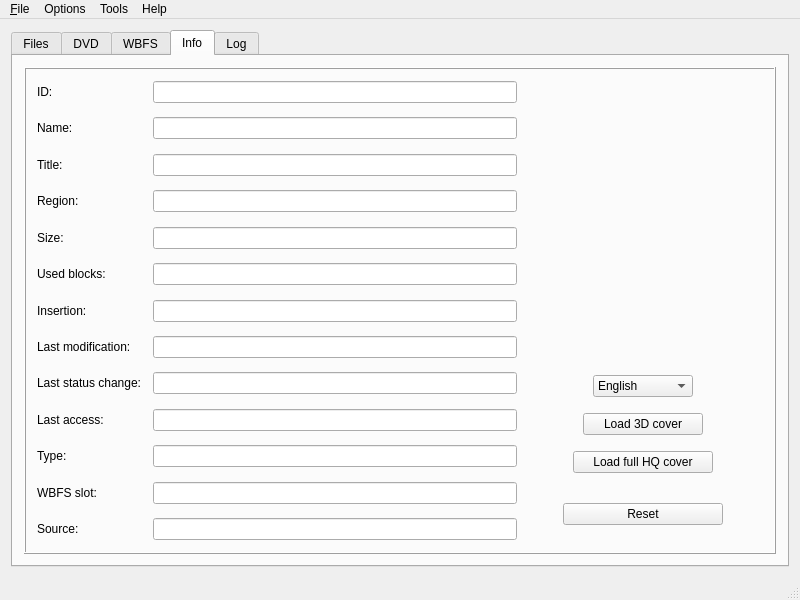
Above: resources/ui/wiibafu.ui from evertonstz/wiibafu before the change. Below: the same form after it.
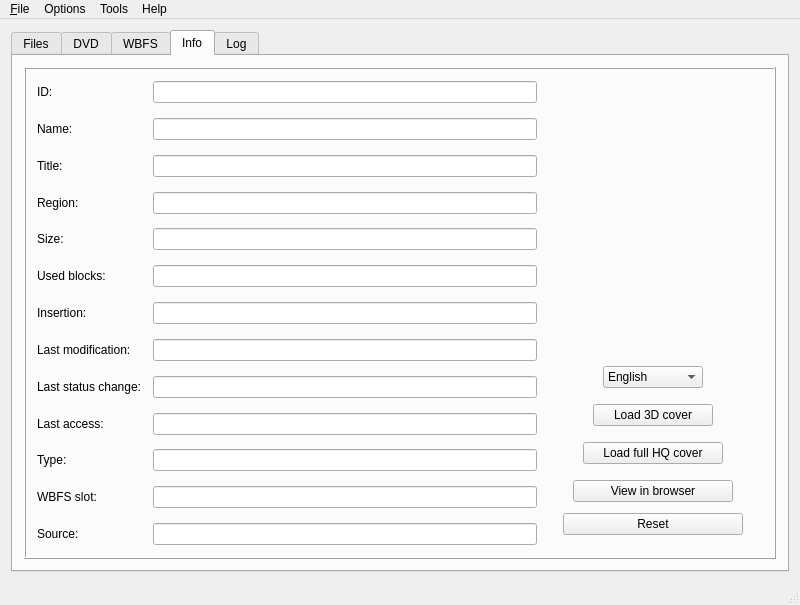
That is the form after the change. The open tabs and pages were chosen to show the change. Icons and pictures are not drawn.

Commit message: View game infos in browser

```diff
--- a/resources/ui/wiibafu.ui
+++ b/resources/ui/wiibafu.ui
@@ -7,7 +7,7 @@
     <x>0</x>
     <y>0</y>
     <width>800</width>
-    <height>600</height>
+    <height>605</height>
    </rect>
   </property>
   <property name="sizePolicy">
@@ -949,7 +949,7 @@
                  </property>
                  <property name="sizeHint" stdset="0">
                   <size>
-                   <width>40</width>
+                   <width>10</width>
                    <height>20</height>
                   </size>
                  </property>
@@ -1066,7 +1066,7 @@
                  </property>
                  <property name="sizeHint" stdset="0">
                   <size>
-                   <width>40</width>
+                   <width>10</width>
                    <height>20</height>
                   </size>
                  </property>
@@ -1092,7 +1092,7 @@
                  </property>
                  <property name="sizeHint" stdset="0">
                   <size>
-                   <width>40</width>
+                   <width>10</width>
                    <height>20</height>
                   </size>
                  </property>
@@ -1127,7 +1127,7 @@
                  </property>
                  <property name="sizeHint" stdset="0">
                   <size>
-                   <width>40</width>
+                   <width>10</width>
                    <height>20</height>
                   </size>
                  </property>
@@ -1153,7 +1153,7 @@
                  </property>
                  <property name="sizeHint" stdset="0">
                   <size>
-                   <width>40</width>
+                   <width>10</width>
                    <height>20</height>
                   </size>
                  </property>
@@ -1188,7 +1188,7 @@
                  </property>
                  <property name="sizeHint" stdset="0">
                   <size>
-                   <width>40</width>
+                   <width>10</width>
                    <height>20</height>
                   </size>
                  </property>
@@ -1197,20 +1197,65 @@
               </layout>
              </item>
              <item>
-              <spacer name="verticalSpacer_18">
-               <property name="orientation">
-                <enum>Qt::Vertical</enum>
+              <layout class="QHBoxLayout" name="horizontalLayout_19">
+               <property name="topMargin">
+                <number>5</number>
                </property>
-               <property name="sizeType">
-                <enum>QSizePolicy::Preferred</enum>
+               <property name="bottomMargin">
+                <number>5</number>
                </property>
-               <property name="sizeHint" stdset="0">
-                <size>
-                 <width>20</width>
-                 <height>20</height>
-                </size>
-               </property>
-              </spacer>
+               <item>
+                <spacer name="horizontalSpacer_13">
+                 <property name="orientation">
+                  <enum>Qt::Horizontal</enum>
+                 </property>
+                 <property name="sizeType">
+                  <enum>QSizePolicy::Preferred</enum>
+                 </property>
+                 <property name="sizeHint" stdset="0">
+                  <size>
+                   <width>10</width>
+                   <height>20</height>
+                  </size>
+                 </property>
+                </spacer>
+               </item>
+               <item>
+                <widget class="QPushButton" name="infoTab_pushButton_viewInBrowser">
+                 <property name="minimumSize">
+                  <size>
+                   <width>160</width>
+                   <height>0</height>
+                  </size>
+                 </property>
+                 <property name="maximumSize">
+                  <size>
+                   <width>160</width>
+                   <height>16777215</height>
+                  </size>
+                 </property>
+                 <property name="text">
+                  <string>View in browser</string>
+                 </property>
+                </widget>
+               </item>
+               <item>
+                <spacer name="horizontalSpacer_14">
+                 <property name="orientation">
+                  <enum>Qt::Horizontal</enum>
+                 </property>
+                 <property name="sizeType">
+                  <enum>QSizePolicy::Preferred</enum>
+                 </property>
+                 <property name="sizeHint" stdset="0">
+                  <size>
+                   <width>10</width>
+                   <height>20</height>
+                  </size>
+                 </property>
+                </spacer>
+               </item>
+              </layout>
              </item>
              <item>
               <layout class="QHBoxLayout" name="horizontalLayout_6">
@@ -1224,7 +1269,7 @@
                  </property>
                  <property name="sizeHint" stdset="0">
                   <size>
-                   <width>40</width>
+                   <width>10</width>
                    <height>20</height>
                   </size>
                  </property>
@@ -1234,13 +1279,13 @@
                 <widget class="QPushButton" name="infoTab_pushButton_Reset">
                  <property name="minimumSize">
                   <size>
-                   <width>160</width>
+                   <width>180</width>
                    <height>0</height>
                   </size>
                  </property>
                  <property name="maximumSize">
                   <size>
-                   <width>160</width>
+                   <width>180</width>
                    <height>16777215</height>
                   </size>
                  </property>
@@ -1259,7 +1304,7 @@
                  </property>
                  <property name="sizeHint" stdset="0">
                   <size>
-                   <width>40</width>
+                   <width>10</width>
                    <height>20</height>
                   </size>
                  </property>
```
Left out of the diff: 6 changed lines with no effect on the pictures. The commit also changes 6 other files.
